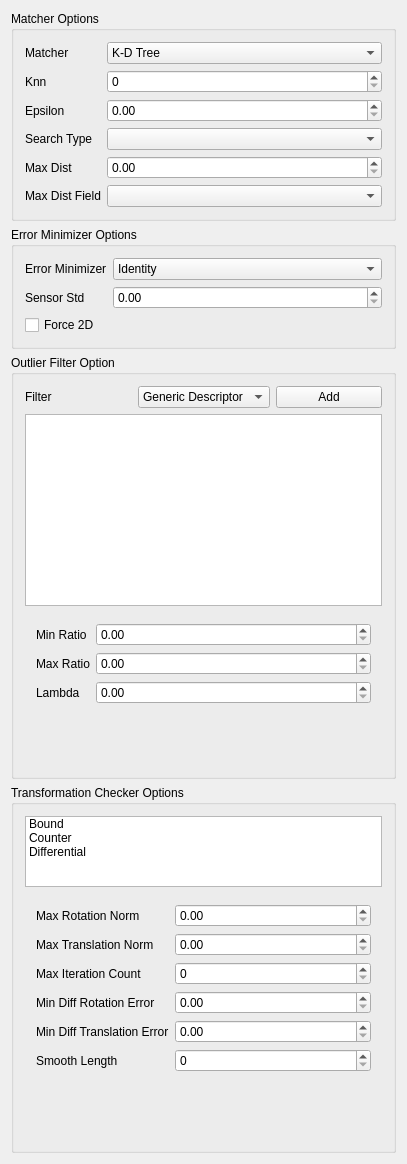
Above: ui/pqIcpPropertyWidget/pqIcpPropertyWidget.ui from Ellon/PointMatcherPlugin before the change. Below: the same form after it.
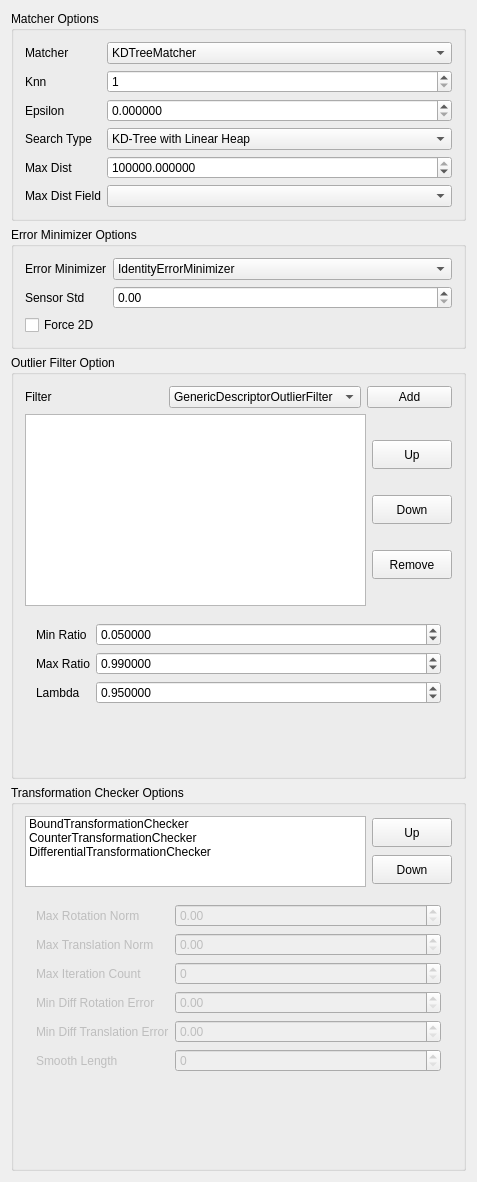
That is the form after the change. The open tabs and pages were chosen to show the change.

Diff of the .ui file:
```diff
--- a/ui/pqIcpPropertyWidget/pqIcpPropertyWidget.ui
+++ b/ui/pqIcpPropertyWidget/pqIcpPropertyWidget.ui
@@ -6,14 +6,14 @@
    <rect>
     <x>0</x>
     <y>0</y>
-    <width>407</width>
-    <height>1164</height>
+    <width>477</width>
+    <height>1182</height>
    </rect>
   </property>
   <property name="windowTitle">
    <string>pqIcpPropertyWidget</string>
   </property>
-  <layout class="QVBoxLayout" name="verticalLayout_3">
+  <layout class="QVBoxLayout" name="verticalLayout_5">
    <item>
     <widget class="QGroupBox" name="matcherGroupBox">
      <property name="title">
@@ -40,7 +40,7 @@
         </property>
         <item>
          <property name="text">
-          <string>K-D Tree</string>
+          <string>KDTreeMatcher</string>
          </property>
         </item>
         <item>
@@ -63,7 +63,14 @@
        </widget>
       </item>
       <item row="1" column="1">
-       <widget class="QSpinBox" name="matcherKnnSpinBox"/>
+       <widget class="QSpinBox" name="matcherKnnSpinBox">
+        <property name="minimum">
+         <number>1</number>
+        </property>
+        <property name="maximum">
+         <number>2147483647</number>
+        </property>
+       </widget>
       </item>
       <item row="2" column="0">
        <widget class="QLabel" name="matcherEpsilonLabel">
@@ -73,7 +80,17 @@
        </widget>
       </item>
       <item row="2" column="1">
-       <widget class="QDoubleSpinBox" name="matcherEpsilonDoubleSpinBox"/>
+       <widget class="QDoubleSpinBox" name="matcherEpsilonDoubleSpinBox">
+        <property name="decimals">
+         <number>6</number>
+        </property>
+        <property name="minimum">
+         <double>0.000000000000000</double>
+        </property>
+        <property name="maximum">
+         <double>999999999.999999046325684</double>
+        </property>
+       </widget>
       </item>
       <item row="3" column="0">
        <widget class="QLabel" name="matcherSearchTypeLabel">
@@ -83,7 +100,26 @@
        </widget>
       </item>
       <item row="3" column="1">
-       <widget class="QComboBox" name="matcherSearchTypeComboBox"/>
+       <widget class="QComboBox" name="matcherSearchTypeComboBox">
+        <property name="currentIndex">
+         <number>1</number>
+        </property>
+        <item>
+         <property name="text">
+          <string>Brute Force</string>
+         </property>
+        </item>
+        <item>
+         <property name="text">
+          <string>KD-Tree with Linear Heap</string>
+         </property>
+        </item>
+        <item>
+         <property name="text">
+          <string>KD-Tree with Tree Heap</string>
+         </property>
+        </item>
+       </widget>
       </item>
       <item row="4" column="0">
        <widget class="QLabel" name="matcherMaxDistLabel">
@@ -93,7 +129,17 @@
        </widget>
       </item>
       <item row="4" column="1">
-       <widget class="QDoubleSpinBox" name="matcherMaxDistDoubleSpinBox"/>
+       <widget class="QDoubleSpinBox" name="matcherMaxDistDoubleSpinBox">
+        <property name="decimals">
+         <number>6</number>
+        </property>
+        <property name="maximum">
+         <double>999999999.999999046325684</double>
+        </property>
+        <property name="value">
+         <double>999999999.999999046325684</double>
+        </property>
+       </widget>
       </item>
       <item row="5" column="0">
        <widget class="QLabel" name="matcherMaxDistFieldLabel">
@@ -131,7 +177,7 @@
         </property>
         <item>
          <property name="text">
-          <string>Identity</string>
+          <string>IdentityErrorMinimizer</string>
          </property>
         </item>
         <item>
@@ -189,21 +235,21 @@
      <property name="title">
       <string>Outlier Filter Option</string>
      </property>
-     <layout class="QVBoxLayout" name="verticalLayout">
+     <layout class="QVBoxLayout" name="verticalLayout_3">
       <item>
-       <layout class="QGridLayout" name="gridLayout">
-        <item row="0" column="0">
+       <layout class="QHBoxLayout" name="horizontalLayout_2">
+        <item>
          <widget class="QLabel" name="outlierFilterTypeLabel">
           <property name="text">
            <string>Filter</string>
           </property>
          </widget>
         </item>
-        <item row="0" column="1">
+        <item>
          <widget class="QComboBox" name="outlierFilterTypeComboBox">
           <item>
            <property name="text">
-            <string>Generic Descriptor</string>
+            <string>GenericDescriptorOutlierFilter</string>
            </property>
           </item>
           <item>
@@ -243,16 +289,72 @@
           </item>
          </widget>
         </item>
-        <item row="0" column="2">
+        <item>
          <widget class="QPushButton" name="outlierFilterAddPushButton">
+          <property name="maximumSize">
+           <size>
+            <width>85</width>
+            <height>29</height>
+           </size>
+          </property>
           <property name="text">
            <string>Add</string>
           </property>
          </widget>
         </item>
-        <item row="1" column="0" colspan="3">
+       </layout>
+      </item>
+      <item>
+       <layout class="QHBoxLayout" name="horizontalLayout">
+        <item>
          <widget class="QListWidget" name="outlierFilterListWidget"/>
         </item>
+        <item>
+         <layout class="QVBoxLayout" name="verticalLayout">
+          <property name="spacing">
+           <number>0</number>
+          </property>
+          <item>
+           <widget class="QPushButton" name="outlierFilterUpPushButton">
+            <property name="maximumSize">
+             <size>
+              <width>85</width>
+              <height>29</height>
+             </size>
+            </property>
+            <property name="text">
+             <string>Up</string>
+            </property>
+           </widget>
+          </item>
+          <item>
+           <widget class="QPushButton" name="outlierFilterDownPushButton">
+            <property name="maximumSize">
+             <size>
+              <width>85</width>
+              <height>29</height>
+             </size>
+            </property>
+            <property name="text">
+             <string>Down</string>
+            </property>
+           </widget>
+          </item>
+          <item>
+           <widget class="QPushButton" name="outlierFilterRemovePushButton">
+            <property name="maximumSize">
+             <size>
+              <width>85</width>
+              <height>29</height>
+             </size>
+            </property>
+            <property name="text">
+             <string>Remove</string>
+            </property>
+           </widget>
+          </item>
+         </layout>
+        </item>
        </layout>
       </item>
       <item>
@@ -389,7 +491,23 @@
            </widget>
           </item>
           <item row="0" column="1">
-           <widget class="QDoubleSpinBox" name="outlierFilterVarTrimmedDistMinRatioDoubleSpinBox"/>
+           <widget class="QDoubleSpinBox" name="outlierFilterVarTrimmedDistMinRatioDoubleSpinBox">
+            <property name="decimals">
+             <number>6</number>
+            </property>
+            <property name="minimum">
+             <double>0.000001000000000</double>
+            </property>
+            <property name="maximum">
+             <double>1.000000000000000</double>
+            </property>
+            <property name="singleStep">
+             <double>0.010000000000000</double>
+            </property>
+            <property name="value">
+             <double>0.050000000000000</double>
+            </property>
+           </widget>
           </item>
           <item row="1" column="0">
            <widget class="QLabel" name="outlierFilterVarTrimmedDistMaxRatioLabel">
@@ -399,7 +517,23 @@
            </widget>
           </item>
           <item row="1" column="1">
-           <widget class="QDoubleSpinBox" name="outlierFilterVarTrimmedDistMaxRatioDoubleSpinBox"/>
+           <widget class="QDoubleSpinBox" name="outlierFilterVarTrimmedDistMaxRatioDoubleSpinBox">
+            <property name="decimals">
+             <number>6</number>
+            </property>
+            <property name="minimum">
+             <double>0.000001000000000</double>
+            </property>
+            <property name="maximum">
+             <double>1.000000000000000</double>
+            </property>
+            <property name="singleStep">
+             <double>0.010000000000000</double>
+            </property>
+            <property name="value">
+             <double>0.990000000000000</double>
+            </property>
+           </widget>
           </item>
           <item row="2" column="0">
            <widget class="QLabel" name="outlierFilterVarTrimmedDistLambdaLabel">
@@ -409,7 +543,20 @@
            </widget>
           </item>
           <item row="2" column="1">
-           <widget class="QDoubleSpinBox" name="outlierFilterVarTrimmedDistLambdaDoubleSpinBox"/>
+           <widget class="QDoubleSpinBox" name="outlierFilterVarTrimmedDistLambdaDoubleSpinBox">
+            <property name="decimals">
+             <number>6</number>
+            </property>
+            <property name="minimum">
+             <double>0.000000000000000</double>
+            </property>
+            <property name="maximum">
+             <double>999999999.999999046325684</double>
+            </property>
+            <property name="value">
+             <double>0.950000000000000</double>
+            </property>
+           </widget>
           </item>
          </layout>
         </widget>
@@ -423,115 +570,188 @@
      <property name="title">
       <string>Transformation Checker Options</string>
      </property>
-     <layout class="QVBoxLayout" name="verticalLayout_2">
+     <layout class="QVBoxLayout" name="verticalLayout_4">
       <item>
-       <widget class="QListWidget" name="transCheckerListWidget">
-        <property name="maximumSize">
-         <size>
-          <width>16777215</width>
-          <height>71</height>
-         </size>
-        </property>
-        <property name="dragDropMode">
-         <enum>QAbstractItemView::DragDrop</enum>
-        </property>
-        <property name="defaultDropAction">
-         <enum>Qt::MoveAction</enum>
-        </property>
-        <property name="movement">
-         <enum>QListView::Snap</enum>
-        </property>
+       <layout class="QHBoxLayout" name="horizontalLayout_3">
         <item>
-         <property name="text">
-          <string>Bound</string>
-         </property>
-         <property name="checkState">
-          <enum>Unchecked</enum>
-         </property>
-         <property name="flags">
-          <set>ItemIsSelectable|ItemIsDragEnabled|ItemIsDropEnabled|ItemIsUserCheckable|ItemIsEnabled</set>
-         </property>
+         <widget class="QListWidget" name="transCheckerListWidget">
+          <property name="maximumSize">
+           <size>
+            <width>16777215</width>
+            <height>71</height>
+           </size>
+          </property>
+          <property name="movement">
+           <enum>QListView::Snap</enum>
+          </property>
+          <property name="isWrapping" stdset="0">
+           <bool>false</bool>
+          </property>
+          <property name="selectionRectVisible">
+           <bool>true</bool>
+          </property>
+          <item>
+           <property name="text">
+            <string>BoundTransformationChecker</string>
+           </property>
+           <property name="checkState">
+            <enum>Unchecked</enum>
+           </property>
+          </item>
+          <item>
+           <property name="text">
+            <string>CounterTransformationChecker</string>
+           </property>
+           <property name="checkState">
+            <enum>Unchecked</enum>
+           </property>
+          </item>
+          <item>
+           <property name="text">
+            <string>DifferentialTransformationChecker</string>
+           </property>
+           <property name="checkState">
+            <enum>Unchecked</enum>
+           </property>
+          </item>
+         </widget>
         </item>
         <item>
-         <property name="text">
-          <string>Counter</string>
-         </property>
-         <property name="checkState">
-          <enum>Unchecked</enum>
-         </property>
+         <layout class="QVBoxLayout" name="verticalLayout_2">
+          <item>
+           <widget class="QPushButton" name="transCheckerUpPushButton">
+            <property name="maximumSize">
+             <size>
+              <width>85</width>
+              <height>29</height>
+             </size>
+            </property>
+            <property name="text">
+             <string>Up</string>
+            </property>
+           </widget>
+          </item>
+          <item>
+           <widget class="QPushButton" name="transCheckerDownPushButton">
+            <property name="maximumSize">
+             <size>
+              <width>85</width>
+              <height>29</height>
+             </size>
+            </property>
+            <property name="text">
+             <string>Down</string>
+            </property>
+           </widget>
+          </item>
+         </layout>
         </item>
-        <item>
-         <property name="text">
-          <string>Differential</string>
-         </property>
-         <property name="checkState">
-          <enum>Unchecked</enum>
-         </property>
-        </item>
-       </widget>
+       </layout>
       </item>
       <item>
        <widget class="QWidget" name="transCheckerOptionWidget" native="true">
         <layout class="QFormLayout" name="formLayout_3">
          <item row="0" column="0">
           <widget class="QLabel" name="transCheckerMaxRotNormLabel">
+           <property name="enabled">
+            <bool>false</bool>
+           </property>
            <property name="text">
             <string>Max Rotation Norm</string>
            </property>
           </widget>
          </item>
          <item row="0" column="1">
-          <widget class="QDoubleSpinBox" name="transCheckerMaxRotNormDoubleSpinBox"/>
+          <widget class="QDoubleSpinBox" name="transCheckerMaxRotNormDoubleSpinBox">
+           <property name="enabled">
+            <bool>false</bool>
+           </property>
+          </widget>
          </item>
          <item row="1" column="0">
           <widget class="QLabel" name="transCheckerMaxTransNormLabel">
+           <property name="enabled">
+            <bool>false</bool>
+           </property>
            <property name="text">
             <string>Max Translation Norm</string>
            </property>
           </widget>
          </item>
          <item row="1" column="1">
-          <widget class="QDoubleSpinBox" name="transCheckerMaxTransNormDoubleSpinBox"/>
+          <widget class="QDoubleSpinBox" name="transCheckerMaxTransNormDoubleSpinBox">
+           <property name="enabled">
+            <bool>false</bool>
+           </property>
+          </widget>
          </item>
          <item row="2" column="0">
           <widget class="QLabel" name="transCheckerMaxIterCountLabel">
+           <property name="enabled">
+            <bool>false</bool>
+           </property>
            <property name="text">
             <string>Max Iteration Count</string>
            </property>
           </widget>
          </item>
          <item row="2" column="1">
-          <widget class="QSpinBox" name="transCheckerMaxIterCountSpinBox"/>
+          <widget class="QSpinBox" name="transCheckerMaxIterCountSpinBox">
+           <property name="enabled">
+            <bool>false</bool>
+           </property>
+          </widget>
          </item>
          <item row="3" column="0">
           <widget class="QLabel" name="transCheckerMinDiffRotErrorLabel">
+           <property name="enabled">
+            <bool>false</bool>
+           </property>
            <property name="text">
             <string>Min Diff Rotation Error</string>
            </property>
           </widget>
          </item>
          <item row="3" column="1">
-          <widget class="QDoubleSpinBox" name="transCheckerMinDiffRotErrorDoubleSpinBox"/>
+          <widget class="QDoubleSpinBox" name="transCheckerMinDiffRotErrorDoubleSpinBox">
+           <property name="enabled">
+            <bool>false</bool>
+           </property>
+          </widget>
          </item>
          <item row="4" column="0">
           <widget class="QLabel" name="transCheckerMinDiffTransErrorLabel">
+           <property name="enabled">
+            <bool>false</bool>
+           </property>
            <property name="text">
             <string>Min Diff Translation Error</string>
            </property>
           </widget>
          </item>
          <item row="4" column="1">
-          <widget class="QDoubleSpinBox" name="transCheckerMinDiffTransErrorDoubleSpinBox"/>
+          <widget class="QDoubleSpinBox" name="transCheckerMinDiffTransErrorDoubleSpinBox">
+           <property name="enabled">
+            <bool>false</bool>
+           </property>
+          </widget>
          </item>
          <item row="5" column="0">
           <widget class="QLabel" name="transCheckerSmoothLengthLabel">
+           <property name="enabled">
+            <bool>false</bool>
+           </property>
            <property name="text">
             <string>Smooth Length</string>
            </property>
           </widget>
          </item>
          <item row="5" column="1">
-          <widget class="QSpinBox" name="transCheckerSmoothLengthSpinBox"/>
+          <widget class="QSpinBox" name="transCheckerSmoothLengthSpinBox">
+           <property name="enabled">
+            <bool>false</bool>
+           </property>
+          </widget>
          </item>
         </layout>
        </widget>
```
Left out of the diff: 139 changed lines with no effect on the pictures.
